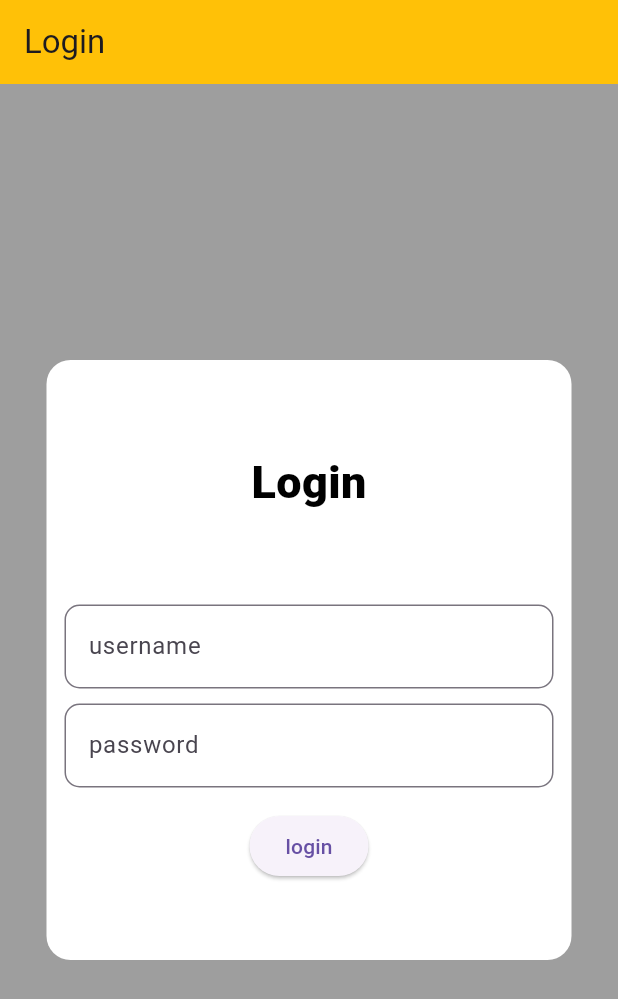
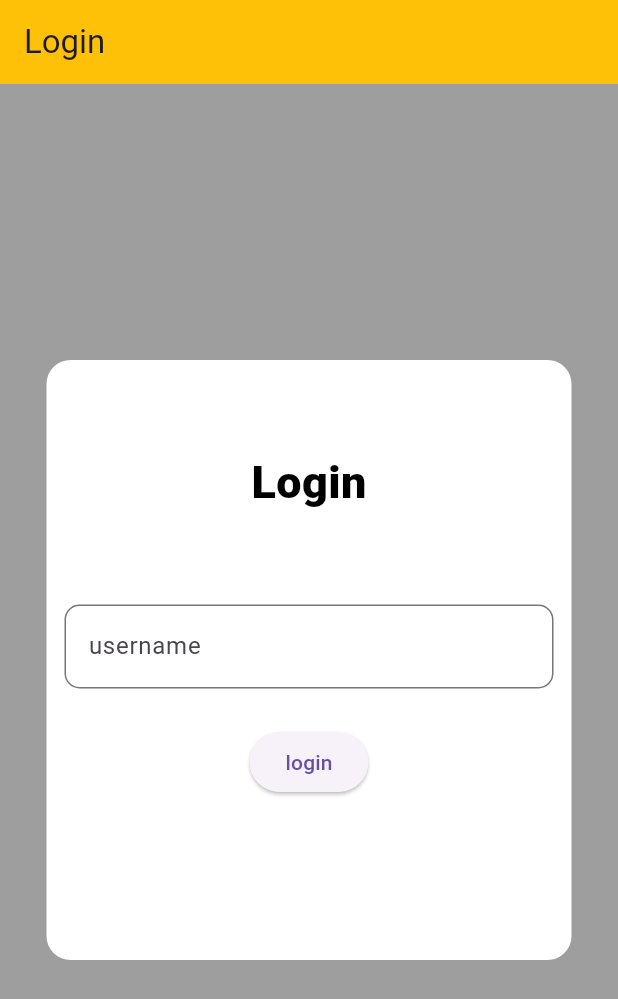
Before and after one commit to Admiral-123/bulletin_board_flutter, a Flutter app: the screen it shows after launch, after a tap on "login", on a phone screen of 412 x 824 dp. Shown: the top 999 px of the screen. Run offline on Flutter 3.47's test engine with Material 3 defaults, Android fonts, the light colour scheme and no system bars; our stand-ins replace shared_preferences, sqflite; accounts and stored records are empty.

Commit message:
minor ui changes

```diff
--- a/lib/login.dart
+++ b/lib/login.dart
@@ -12,7 +12,7 @@ class Login extends StatefulWidget {
 
 class LoginState extends State<Login> {
   TextEditingController username_controller = TextEditingController();
-  TextEditingController password_controller = TextEditingController();
+  //TextEditingController password_controller = TextEditingController();
 
   @override
   Widget build(BuildContext context) {
@@ -61,27 +61,27 @@ class LoginState extends State<Login> {
                         )),
                   ),
                 ),
-                Padding(
-                  padding: const EdgeInsets.only(
-                    right: 12.0,
-                    left: 12.0,
-                  ),
-                  child: TextField(
-                    controller: password_controller,
-                    obscureText: true,
-                    obscuringCharacter: '^',
-                    decoration: InputDecoration(
-                        labelText: 'password',
-                        focusedBorder: OutlineInputBorder(
-                          borderRadius: BorderRadius.circular(10.0),
-                          borderSide: BorderSide(color: Colors.black),
-                        ),
-                        border: OutlineInputBorder(
-                          borderRadius: BorderRadius.circular(10.0),
-                          borderSide: BorderSide(color: Colors.grey),
-                        )),
-                  ),
-                ),
+                // Padding(
+                //   padding: const EdgeInsets.only(
+                //     right: 12.0,
+                //     left: 12.0,
+                //   ),
+                //   child: TextField(
+                //     controller: password_controller,
+                //     obscureText: true,
+                //     obscuringCharacter: '^',
+                //     decoration: InputDecoration(
+                //         labelText: 'password',
+                //         focusedBorder: OutlineInputBorder(
+                //           borderRadius: BorderRadius.circular(10.0),
+                //           borderSide: BorderSide(color: Colors.black),
+                //         ),
+                //         border: OutlineInputBorder(
+                //           borderRadius: BorderRadius.circular(10.0),
+                //           borderSide: BorderSide(color: Colors.grey),
+                //         )),
+                //   ),
+                // ),
                 Padding(
                   padding: const EdgeInsets.all(15.0),
                   child: ElevatedButton(
@@ -90,8 +90,7 @@ class LoginState extends State<Login> {
 
                         // send to homepage
 
-                        if (password_controller.text != '' &&
-                            username_controller != '') {
+                        if (username_controller.text.isNotEmpty) {
                           var userName = username_controller.text;
                           var pref = await SharedPreferences.getInstance();
                           pref.setBool(SplashScrState.keyLogin, true);
@@ -101,6 +100,20 @@ class LoginState extends State<Login> {
                               context,
                               MaterialPageRoute(
                                   builder: (context) => HomePage()));
+                        } else {
+                          showDialog(
+                              context: context,
+                              builder: (context) {
+                                Future.delayed(
+                                    const Duration(milliseconds: 500), () {
+                                  Navigator.pop(context);
+                                });
+                                return AlertDialog(
+                                  actions: [
+                                    Center(child: Text('add a useraname'))
+                                  ],
+                                );
+                              });
                         }
                       },
                       child: Text('login')),
```
